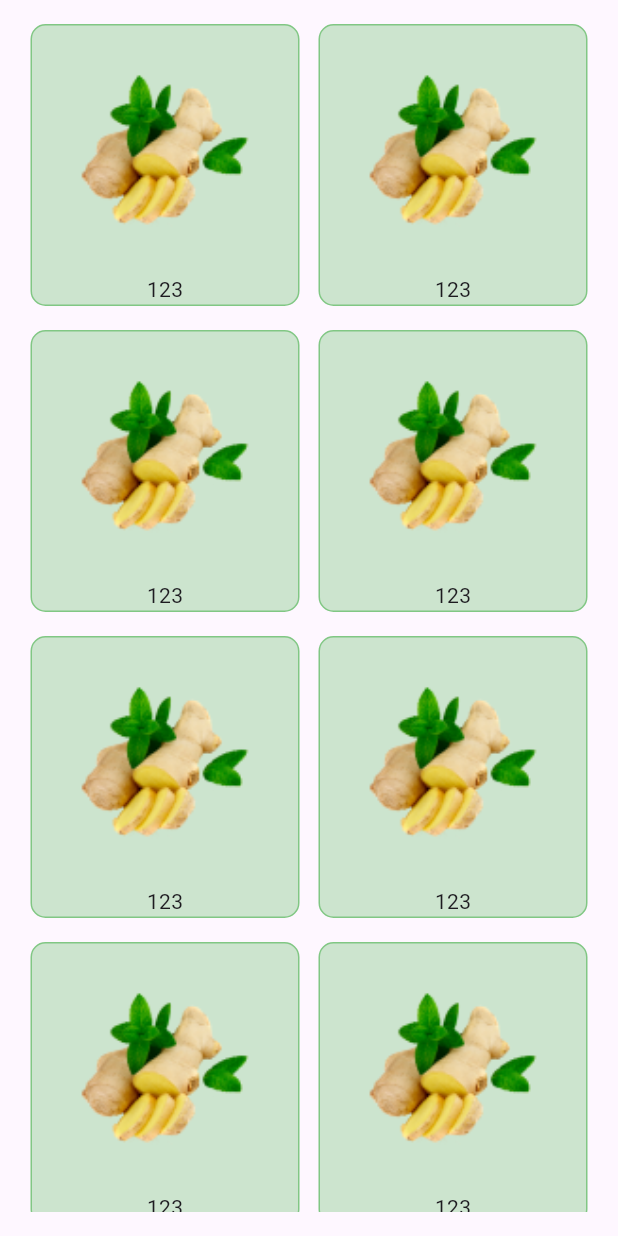
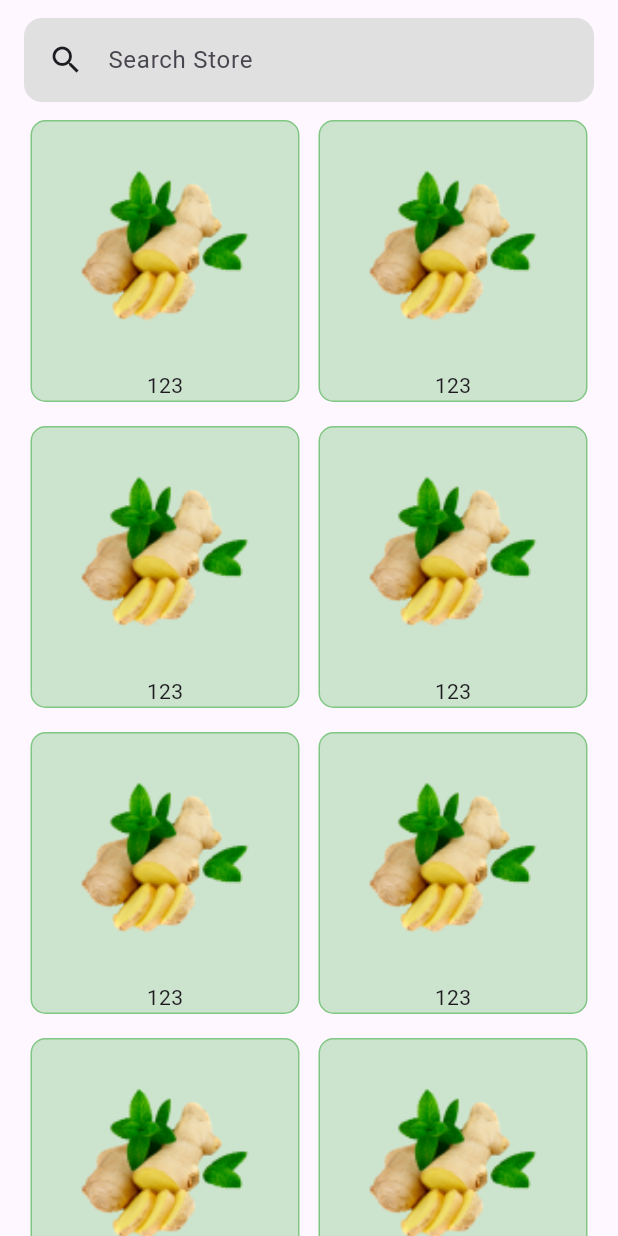
Before and after one commit to 1CL0UD/e_commerce_app, a Flutter app: the ExplorePage screen opened directly, on a phone screen of 412 x 824 dp. Run offline on Flutter 3.47's test engine with Material 3 defaults, Android fonts, the phone set to English and light mode, and no system bars.

Commit message:
added new search component

```diff
--- a/lib/pages/explore_page.dart
+++ b/lib/pages/explore_page.dart
@@ -1,3 +1,4 @@
+import 'package:e_commerce_app/components/search_bar.dart';
 import 'package:flutter/material.dart';
 
 class ExplorePage extends StatelessWidget {
@@ -6,11 +7,20 @@ class ExplorePage extends StatelessWidget {
   @override
   Widget build(BuildContext context) {
     return Scaffold(
-      body: Padding(
-        padding: const EdgeInsets.all(16.0),
+      body: Column(
+        children: [
+          const Padding(
+            padding: EdgeInsets.symmetric(vertical: 12, horizontal: 16),
+            child: SearchBarComponent(),
+          ),
+          Expanded(
+            child: Padding(
+              padding: const EdgeInsets.symmetric(vertical: 0, horizontal: 16),
               child: GridView.builder(
                   gridDelegate: const SliverGridDelegateWithFixedCrossAxisCount(
-                mainAxisSpacing: 16, crossAxisSpacing: 4, crossAxisCount: 2),
+                      mainAxisSpacing: 16,
+                      crossAxisSpacing: 4,
+                      crossAxisCount: 2),
                   itemBuilder: (context, index) => Center(
                         child: Container(
                           decoration: BoxDecoration(
@@ -36,6 +46,9 @@ class ExplorePage extends StatelessWidget {
                         ),
                       )),
             ),
+          ),
+        ],
+      ),
     );
   }
 }
```
Lines whose indentation alone changed are shown as unchanged.
